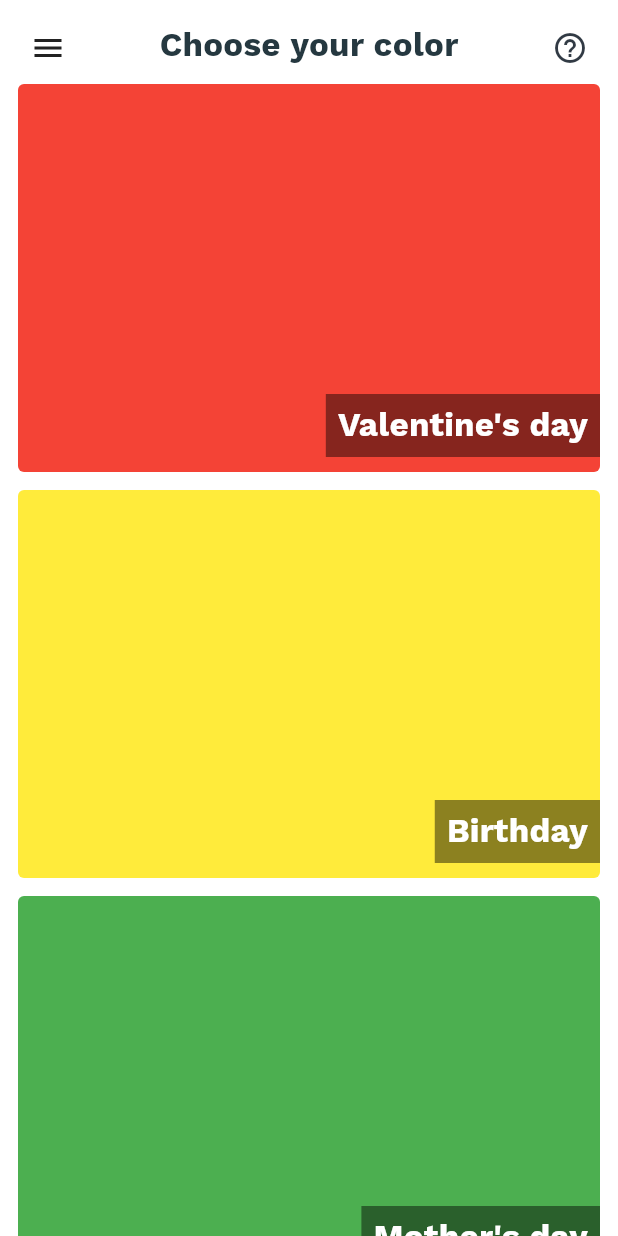
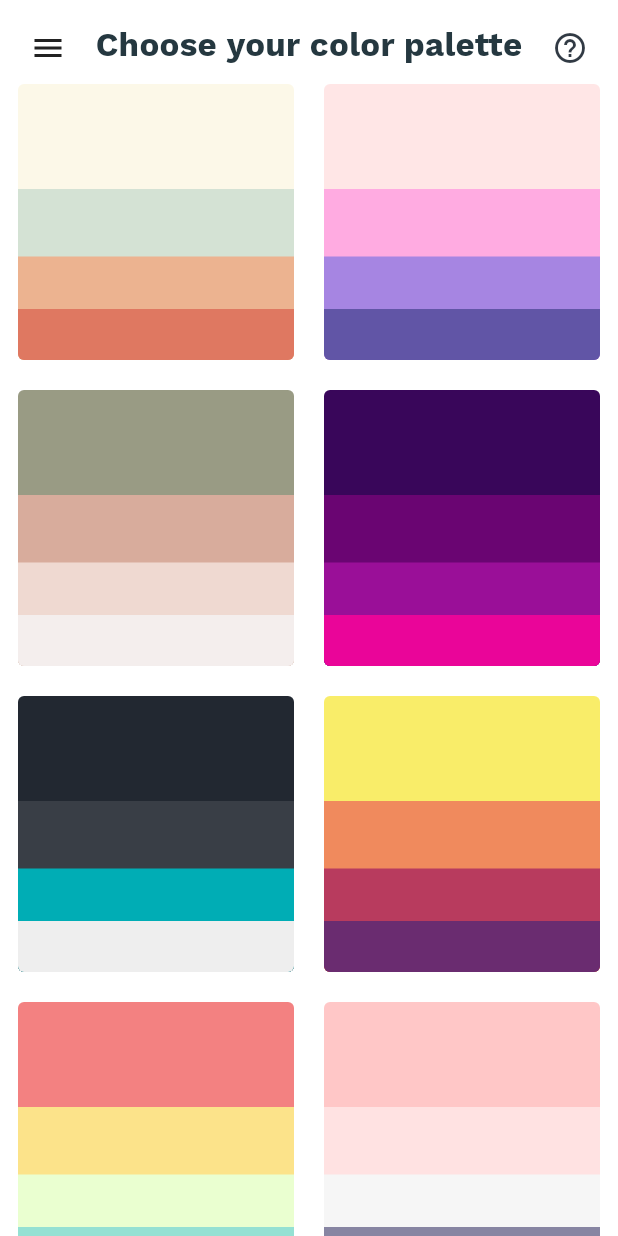
Before and after one commit to sadilak85/unWrapp, a Flutter app: the NavigationColorsScreen screen opened by its route, on a phone screen of 412 x 824 dp. Run offline on Flutter 3.47's test engine with Material 2 defaults, Android fonts, the phone set to English and light mode, and no system bars; our stand-ins replace firebase_auth, firebase_core, form_field_validator, google_fonts, modal_progress_hud, shared_preferences; accounts and stored records are empty.

Commit message:
fonts and color palette selection screens

```diff
--- a/lib/custom_drawer/home_drawer.dart
+++ b/lib/custom_drawer/home_drawer.dart
@@ -34,18 +34,18 @@ class _HomeDrawerState extends State<HomeDrawer> {
       ),
       DrawerList(
         index: DrawerIndex.Help,
-        labelName: 'Help',
+        labelName: 'Need Help?',
         isAssetsImage: true,
         imageName: 'assets/images/supportIcon.png',
       ),
       DrawerList(
         index: DrawerIndex.Share,
-        labelName: 'Share the app',
+        labelName: 'Share this App.',
         icon: Icon(Icons.share),
       ),
       DrawerList(
-        index: DrawerIndex.About,
-        labelName: 'About Us',
+        index: DrawerIndex.Contact,
+        labelName: 'Contact Us.',
         icon: Icon(Icons.info),
       ),
     ];
@@ -201,7 +201,7 @@ enum DrawerIndex {
   HOME,
   Help,
   Share,
-  About,
+  Contact,
 }
 
 class DrawerList {
--- /dev/null
+++ b/lib/models/colorpalette.dart
@@ -0,0 +1,332 @@
+import 'package:flutter/material.dart';
+
+class UserColorPalette {
+  List<Color> appbackgroundcolorpalette;
+
+  UserColorPalette({
+    this.appbackgroundcolorpalette,
+  });
+
+  static List<UserColorPalette> colorPaletteList = [
+    UserColorPalette(
+      appbackgroundcolorpalette: [
+        Color.fromRGBO(252, 248, 232, 1),
+        Color.fromRGBO(212, 226, 212, 1),
+        Color.fromRGBO(236, 179, 144, 1),
+        Color.fromRGBO(223, 120, 97, 1),
+      ],
+    ),
+    UserColorPalette(
+      appbackgroundcolorpalette: [
+        Color.fromRGBO(255, 230, 230, 1),
+        Color.fromRGBO(255, 171, 225, 1),
+        Color.fromRGBO(166, 133, 226, 1),
+        Color.fromRGBO(97, 85, 166, 1),
+      ],
+    ),
+    UserColorPalette(
+      appbackgroundcolorpalette: [
+        Color.fromRGBO(153, 155, 132, 1),
+        Color.fromRGBO(216, 172, 156, 1),
+        Color.fromRGBO(239, 217, 209, 1),
+        Color.fromRGBO(244, 238, 237, 1),
+      ],
+    ),
+    UserColorPalette(
+      appbackgroundcolorpalette: [
+        Color.fromRGBO(57, 6, 90, 1),
+        Color.fromRGBO(106, 5, 114, 1),
+        Color.fromRGBO(154, 15, 152, 1),
+        Color.fromRGBO(234, 5, 153, 1),
+      ],
+    ),
+    UserColorPalette(
+      appbackgroundcolorpalette: [
+        Color.fromRGBO(34, 40, 49, 1),
+        Color.fromRGBO(57, 62, 70, 1),
+        Color.fromRGBO(0, 173, 181, 1),
+        Color.fromRGBO(238, 238, 238, 1),
+      ],
+    ),
+    UserColorPalette(
+      appbackgroundcolorpalette: [
+        Color.fromRGBO(249, 237, 105, 1),
+        Color.fromRGBO(240, 138, 93, 1),
+        Color.fromRGBO(184, 59, 94, 1),
+        Color.fromRGBO(106, 44, 112, 1),
+      ],
+    ),
+    UserColorPalette(
+      appbackgroundcolorpalette: [
+        Color.fromRGBO(243, 129, 129, 1),
+        Color.fromRGBO(252, 227, 138, 1),
+        Color.fromRGBO(234, 255, 208, 1),
+        Color.fromRGBO(149, 225, 211, 1),
+      ],
+    ),
+    UserColorPalette(
+      appbackgroundcolorpalette: [
+        Color.fromRGBO(255, 199, 199, 1),
+        Color.fromRGBO(255, 226, 226, 1),
+        Color.fromRGBO(246, 246, 246, 1),
+        Color.fromRGBO(135, 133, 162, 1),
+      ],
+    ),
+    UserColorPalette(
+      appbackgroundcolorpalette: [
+        Color.fromRGBO(239, 79, 79, 1),
+        Color.fromRGBO(238, 149, 149, 1),
+        Color.fromRGBO(255, 205, 163, 1),
+        Color.fromRGBO(116, 199, 184, 1),
+      ],
+    ),
+    UserColorPalette(
+      appbackgroundcolorpalette: [
+        Color.fromRGBO(255, 87, 127, 1),
+        Color.fromRGBO(255, 136, 75, 1),
+        Color.fromRGBO(255, 199, 100, 1),
+        Color.fromRGBO(205, 255, 252, 1),
+      ],
+    ),
+    UserColorPalette(
+      appbackgroundcolorpalette: [
+        Color.fromRGBO(205, 93, 125, 1),
+        Color.fromRGBO(246, 236, 240, 1),
+        Color.fromRGBO(167, 197, 235, 1),
+        Color.fromRGBO(148, 156, 223, 1),
+      ],
+    ),
+    UserColorPalette(
+      appbackgroundcolorpalette: [
+        Color.fromRGBO(17, 29, 94, 1),
+        Color.fromRGBO(199, 0, 57, 1),
+        Color.fromRGBO(243, 113, 33, 1),
+        Color.fromRGBO(192, 226, 24, 1),
+      ],
+    ),
+    UserColorPalette(
+      appbackgroundcolorpalette: [
+        Color.fromRGBO(245, 244, 244, 1),
+        Color.fromRGBO(202, 228, 219, 1),
+        Color.fromRGBO(205, 172, 129, 1),
+        Color.fromRGBO(0, 48, 63, 1),
+      ],
+    ),
+    UserColorPalette(
+      appbackgroundcolorpalette: [
+        Color.fromRGBO(246, 246, 246, 1),
+        Color.fromRGBO(199, 255, 216, 1),
+        Color.fromRGBO(152, 222, 217, 1),
+        Color.fromRGBO(22, 29, 111, 1),
+      ],
+    ),
+    UserColorPalette(
+      appbackgroundcolorpalette: [
+        Color.fromRGBO(130, 38, 89, 1),
+        Color.fromRGBO(179, 65, 128, 1),
+        Color.fromRGBO(227, 107, 174, 1),
+        Color.fromRGBO(248, 161, 209, 1),
+      ],
+    ),
+    UserColorPalette(
+      appbackgroundcolorpalette: [
+        Color.fromRGBO(65, 60, 105, 1),
+        Color.fromRGBO(74, 71, 163, 1),
+        Color.fromRGBO(112, 159, 176, 1),
+        Color.fromRGBO(167, 197, 235, 1),
+      ],
+    ),
+    UserColorPalette(
+      appbackgroundcolorpalette: [
+        Color.fromRGBO(228, 0, 23, 1),
+        Color.fromRGBO(244, 201, 131, 1),
+        Color.fromRGBO(91, 109, 91, 1),
+        Color.fromRGBO(72, 64, 24, 1),
+      ],
+    ),
+    UserColorPalette(
+      appbackgroundcolorpalette: [
+        Color.fromRGBO(241, 241, 241, 1),
+        Color.fromRGBO(253, 184, 39, 1),
+        Color.fromRGBO(33, 32, 156, 1),
+        Color.fromRGBO(35, 18, 11, 1),
+      ],
+    ),
+    UserColorPalette(
+      appbackgroundcolorpalette: [
+        Color.fromRGBO(168, 223, 101, 1),
+        Color.fromRGBO(237, 244, 146, 1),
+        Color.fromRGBO(239, 185, 96, 1),
+        Color.fromRGBO(238, 145, 188, 1),
+      ],
+    ),
+    UserColorPalette(
+      appbackgroundcolorpalette: [
+        Color.fromRGBO(118, 80, 142, 1),
+        Color.fromRGBO(72, 45, 87, 1),
+        Color.fromRGBO(3, 193, 235, 1),
+        Color.fromRGBO(134, 243, 184, 1),
+      ],
+    ),
+    UserColorPalette(
+      appbackgroundcolorpalette: [
+        Color.fromRGBO(187, 59, 14, 1),
+        Color.fromRGBO(221, 118, 49, 1),
+        Color.fromRGBO(112, 129, 96, 1),
+        Color.fromRGBO(216, 197, 147, 1),
+      ],
+    ),
+    UserColorPalette(
+      appbackgroundcolorpalette: [
+        Color.fromRGBO(43, 46, 74, 1),
+        Color.fromRGBO(232, 69, 69, 1),
+        Color.fromRGBO(144, 55, 73, 1),
+        Color.fromRGBO(83, 53, 74, 1),
+      ],
+    ),
+    UserColorPalette(
+      appbackgroundcolorpalette: [
+        Color.fromRGBO(215, 174, 243, 1),
+        Color.fromRGBO(148, 246, 242, 1),
+        Color.fromRGBO(247, 246, 128, 1),
+        Color.fromRGBO(251, 208, 245, 1),
+      ],
+    ),
+    UserColorPalette(
+      appbackgroundcolorpalette: [
+        Color.fromRGBO(236, 254, 255, 1),
+        Color.fromRGBO(0, 183, 194, 1),
+        Color.fromRGBO(18, 132, 148, 1),
+        Color.fromRGBO(78, 240, 55, 1),
+      ],
+    ),
+    UserColorPalette(
+      appbackgroundcolorpalette: [
+        Color.fromRGBO(153, 155, 132, 1),
+        Color.fromRGBO(216, 172, 156, 1),
+        Color.fromRGBO(239, 217, 209, 1),
+        Color.fromRGBO(244, 238, 237, 1),
+      ],
+    ),
+    UserColorPalette(
+      appbackgroundcolorpalette: [
+        Color.fromRGBO(118, 211, 255, 1),
+        Color.fromRGBO(215, 139, 255, 1),
+        Color.fromRGBO(255, 250, 157, 1),
+        Color.fromRGBO(255, 189, 116, 1),
+      ],
+    ),
+    UserColorPalette(
+      appbackgroundcolorpalette: [
+        Color.fromRGBO(0, 184, 169, 1),
+        Color.fromRGBO(248, 243, 212, 1),
+        Color.fromRGBO(246, 65, 108, 1),
+        Color.fromRGBO(255, 222, 125, 1),
+      ],
+    ),
+    UserColorPalette(
+      appbackgroundcolorpalette: [
+        Color.fromRGBO(222, 252, 249, 1),
+        Color.fromRGBO(202, 222, 252, 1),
+        Color.fromRGBO(195, 190, 240, 1),
+        Color.fromRGBO(204, 168, 233, 1),
+      ],
+    ),
+    UserColorPalette(
+      appbackgroundcolorpalette: [
+        Color.fromRGBO(226, 62, 87, 1),
+        Color.fromRGBO(136, 48, 78, 1),
+        Color.fromRGBO(82, 37, 70, 1),
+        Color.fromRGBO(49, 29, 63, 1),
+      ],
+    ),
+    UserColorPalette(
+      appbackgroundcolorpalette: [
+        Color.fromRGBO(186, 215, 223, 1),
+        Color.fromRGBO(255, 226, 226, 1),
+        Color.fromRGBO(246, 246, 246, 1),
+        Color.fromRGBO(153, 221, 204, 1),
+      ],
+    ),
+    UserColorPalette(
+      appbackgroundcolorpalette: [
+        Color.fromRGBO(111, 231, 221, 1),
+        Color.fromRGBO(52, 144, 222, 1),
+        Color.fromRGBO(102, 57, 166, 1),
+        Color.fromRGBO(82, 18, 98, 1),
+      ],
+    ),
+    UserColorPalette(
+      appbackgroundcolorpalette: [
+        Color.fromRGBO(7, 104, 159, 1),
+        Color.fromRGBO(162, 213, 242, 1),
+        Color.fromRGBO(250, 250, 250, 1),
+        Color.fromRGBO(255, 126, 103, 1),
+      ],
+    ),
+    UserColorPalette(
+      appbackgroundcolorpalette: [
+        Color.fromRGBO(248, 95, 115, 1),
+        Color.fromRGBO(251, 232, 211, 1),
+        Color.fromRGBO(146, 138, 151, 1),
+        Color.fromRGBO(40, 60, 99, 1),
+      ],
+    ),
+    UserColorPalette(
+      appbackgroundcolorpalette: [
+        Color.fromRGBO(220, 237, 194, 1),
+        Color.fromRGBO(255, 211, 181, 1),
+        Color.fromRGBO(255, 170, 166, 1),
+        Color.fromRGBO(255, 140, 148, 1),
+      ],
+    ),
+    UserColorPalette(
+      appbackgroundcolorpalette: [
+        Color.fromRGBO(245, 238, 230, 1),
+        Color.fromRGBO(243, 215, 202, 1),
+        Color.fromRGBO(230, 164, 180, 1),
+        Color.fromRGBO(200, 107, 133, 1),
+      ],
+    ),
+    UserColorPalette(
+      appbackgroundcolorpalette: [
+        Color.fromRGBO(244, 238, 255, 1),
+        Color.fromRGBO(220, 214, 247, 1),
+        Color.fromRGBO(166, 177, 225, 1),
+        Color.fromRGBO(66, 72, 116, 1),
+      ],
+    ),
+    UserColorPalette(
+      appbackgroundcolorpalette: [
+        Color.fromRGBO(223, 244, 243, 1),
+        Color.fromRGBO(221, 231, 242, 1),
+        Color.fromRGBO(185, 187, 223, 1),
+        Color.fromRGBO(135, 142, 205, 1),
+      ],
+    ),
+    UserColorPalette(
+      appbackgroundcolorpalette: [
+        Color.fromRGBO(0, 224, 255, 1),
+        Color.fromRGBO(116, 249, 255, 1),
+        Color.fromRGBO(166, 255, 242, 1),
+        Color.fromRGBO(232, 255, 232, 1),
+      ],
+    ),
+    UserColorPalette(
+      appbackgroundcolorpalette: [
+        Color.fromRGBO(126, 255, 219, 1),
+        Color.fromRGBO(182, 147, 254, 1),
+        Color.fromRGBO(140, 130, 252, 1),
+        Color.fromRGBO(255, 157, 226, 1),
+      ],
+    ),
+    UserColorPalette(
+      appbackgroundcolorpalette: [
+        Color.fromRGBO(235, 255, 250, 1),
+        Color.fromRGBO(198, 252, 229, 1),
+        Color.fromRGBO(110, 243, 214, 1),
+        Color.fromRGBO(13, 206, 218, 1),
+      ],
+    ),
+  ];
+}
--- a/lib/models/templatelist.dart
+++ b/lib/models/templatelist.dart
@@ -1,4 +1,3 @@
-import 'package:flutter/widgets.dart';
 import 'package:flutter/material.dart';
 
 class AppUserChoiceList {
@@ -6,18 +5,14 @@ class AppUserChoiceList {
   final String tempbuttonimage;
   String title;
   String appbackgroundpic;
-  Color appbackgroundcolor;
   String appbackgroundcolorname;
-  String appfont;
 
   AppUserChoiceList({
     @required this.id,
     @required this.tempbuttonimage,
     this.title,
     this.appbackgroundpic,
-    this.appbackgroundcolor,
     this.appbackgroundcolorname,
-    this.appfont,
   });
 
   static List<AppUserChoiceList> templateList = [
@@ -28,7 +23,6 @@ class AppUserChoiceList {
           'https://images.pexels.com/photos/704748/pexels-photo-704748.jpeg?auto=compress&cs=tinysrgb&dpr=2&h=650&w=940',
       tempbuttonimage:
           'https://images.pexels.com/photos/4065880/pexels-photo-4065880.jpeg?auto=compress&cs=tinysrgb&dpr=3&h=750&w=1260',
-      appbackgroundcolor: Colors.red,
       appbackgroundcolorname: 'red',
     ),
     AppUserChoiceList(
@@ -38,7 +32,6 @@ class AppUserChoiceList {
           'https://www.iihs.org/media/3750e123-dbe4-4e00-8df2-8c4c054c7b60/5shZNw/Ratings/About%20our%20tests/BioRID.jpg',
       tempbuttonimage:
           'https://cdn.pixabay.com/photo/2014/06/30/11/40/birthday-cake-380178_1280.jpg',
-      appbackgroundcolor: Colors.yellow,
       appbackgroundcolorname: 'yellow',
     ),
     AppUserChoiceList(
@@ -48,7 +41,6 @@ class AppUserChoiceList {
           'https://images.pexels.com/photos/776635/pexels-photo-776635.jpeg?auto=compress&cs=tinysrgb&dpr=2&h=650&w=940',
       tempbuttonimage:
           'https://images.pexels.com/photos/867462/pexels-photo-867462.jpeg?auto=compress&cs=tinysrgb&dpr=2&h=650&w=940',
-      appbackgroundcolor: Colors.green,
       appbackgroundcolorname: 'green',
     ),
     AppUserChoiceList(
@@ -58,7 +50,6 @@ class AppUserChoiceList {
           'https://images.pexels.com/photos/4618653/pexels-photo-4618653.jpeg?auto=compress&cs=tinysrgb&dpr=2&h=650&w=940',
       tempbuttonimage:
           'https://images.pexels.com/photos/2312124/pexels-photo-2312124.jpeg?auto=compress&cs=tinysrgb&dpr=2&h=650&w=940',
-      appbackgroundcolor: Colors.blue,
       appbackgroundcolorname: 'blue',
     ),
     AppUserChoiceList(
@@ -68,7 +59,6 @@ class AppUserChoiceList {
           'https://www.iihs.org/media/3750e123-dbe4-4e00-8df2-8c4c054c7b60/5shZNw/Ratings/About%20our%20tests/BioRID.jpg',
       tempbuttonimage:
           'https://cdn.pixabay.com/photo/2017/01/09/02/02/pink-wine-1964457_1280.jpg',
-      appbackgroundcolor: Colors.pink,
       appbackgroundcolorname: 'pink',
     ),
     AppUserChoiceList(
@@ -78,7 +68,6 @@ class AppUserChoiceList {
           'https://www.iihs.org/media/3750e123-dbe4-4e00-8df2-8c4c054c7b60/5shZNw/Ratings/About%20our%20tests/BioRID.jpg',
       tempbuttonimage:
           'https://cdn.pixabay.com/photo/2017/03/12/13/41/beaded-2137080_1280.jpg',
-      appbackgroundcolor: Colors.white,
       appbackgroundcolorname: 'white',
     ),
   ];
@@ -89,7 +78,7 @@ class ScreenArguments {
     'title': '',
     'appbackgroundpic': '',
     'appbackgroundcolorname': '',
-    'appfont': '',
+    'userFontsList': '',
   };
 
   ScreenArguments(this.userchoices);
--- a/lib/screens/colors_selection_screen.dart
+++ b/lib/screens/colors_selection_screen.dart
@@ -1,12 +1,11 @@
 import 'package:flutter/material.dart';
 import 'package:unWrapp/helpers/app_theme.dart';
-import 'package:unWrapp/models/templatelist.dart';
-// import 'package:unWrapp/widgets/template_item.dart';
+import 'package:unWrapp/models/colorpalette.dart';
 import 'package:unWrapp/custom_drawer/drawer_user_controller.dart';
 import 'package:unWrapp/custom_drawer/home_drawer.dart';
 import 'package:unWrapp/screens/fonts_selection_screen.dart';
 import 'package:unWrapp/screens/drawer_share_screen.dart';
-import 'package:unWrapp/screens/drawer_about_screen.dart';
+import 'package:unWrapp/screens/drawer_contact_screen.dart';
 import 'package:unWrapp/screens/drawer_help_screen.dart';
 
 class NavigationColorsScreen extends StatefulWidget {
@@ -65,9 +64,9 @@ class _NavigationColorsScreenState extends State<NavigationColorsScreen> {
         setState(() {
           screenView = ShareScreen();
         });
-      } else if (drawerIndex == DrawerIndex.About) {
+      } else if (drawerIndex == DrawerIndex.Contact) {
         setState(() {
-          screenView = AboutScreen();
+          screenView = ContactScreen();
         });
       } else {
         //do in your way......
@@ -85,7 +84,7 @@ class ColorsOverviewScreen extends StatefulWidget {
 
 class _ColorsOverviewScreenState extends State<ColorsOverviewScreen>
     with TickerProviderStateMixin {
-  List<AppUserChoiceList> templateList = AppUserChoiceList.templateList;
+  List<UserColorPalette> colorPaletteList = UserColorPalette.colorPaletteList;
 
   AnimationController animationController;
   // bool multiple = true;
@@ -196,9 +195,9 @@ class _ColorsOverviewScreenState extends State<ColorsOverviewScreen>
                             physics: const BouncingScrollPhysics(),
                             scrollDirection: Axis.vertical,
                             children: List<Widget>.generate(
-                              templateList.length,
+                              colorPaletteList.length,
                               (int index) {
-                                final int count = templateList.length;
+                                final int count = colorPaletteList.length;
                                 final Animation<double> animation =
                                     Tween<double>(begin: 0.0, end: 1.0).animate(
                                   CurvedAnimation(
@@ -208,10 +207,10 @@ class _ColorsOverviewScreenState extends State<ColorsOverviewScreen>
                                   ),
                                 );
                                 animationController.forward();
-                                return TemplateListView(
+                                return ColorsListView(
                                   animation: animation,
                                   animationController: animationController,
-                                  listData: templateList[index],
+                                  colorlistData: colorPaletteList[index],
                                   callBack: () {
                                     Navigator.of(context).pushNamed(
                                       NavigationFontsScreen.routeName,
@@ -221,7 +220,7 @@ class _ColorsOverviewScreenState extends State<ColorsOverviewScreen>
                                     //   context,
                                     //   MaterialPageRoute<dynamic>(
                                     //     builder: (BuildContext context) =>
-                                    //         templateList[index].navigateScreen,
+                                    //         colorPaletteList[index].navigateScreen,
                                     //   ),
                                     // );
                                   },
@@ -230,10 +229,10 @@ class _ColorsOverviewScreenState extends State<ColorsOverviewScreen>
                             ),
                             gridDelegate:
                                 SliverGridDelegateWithFixedCrossAxisCount(
-                              crossAxisCount: 1,
-                              mainAxisSpacing: 12.0,
-                              crossAxisSpacing: 12.0,
-                              childAspectRatio: 1.5,
+                              crossAxisCount: 2,
+                              mainAxisSpacing: 20.0,
+                              crossAxisSpacing: 20.0,
+                              childAspectRatio: 1.0,
                             ),
                           );
                         }
@@ -267,7 +266,7 @@ class _ColorsOverviewScreenState extends State<ColorsOverviewScreen>
               child: Padding(
                 padding: const EdgeInsets.only(top: 4),
                 child: Text(
-                  'Choose your color',
+                  'Choose your color palette',
                   style: TextStyle(
                     fontSize: 22,
                     color: AppTheme.darkText,
@@ -303,16 +302,16 @@ class _ColorsOverviewScreenState extends State<ColorsOverviewScreen>
   }
 }
 
-class TemplateListView extends StatelessWidget {
-  const TemplateListView(
+class ColorsListView extends StatelessWidget {
+  const ColorsListView(
       {Key key,
-      this.listData,
+      this.colorlistData,
       this.callBack,
       this.animationController,
       this.animation})
       : super(key: key);
 
-  final AppUserChoiceList listData;
+  final UserColorPalette colorlistData;
   final VoidCallback callBack;
   final AnimationController animationController;
   final Animation<dynamic> animation;
@@ -337,26 +336,27 @@ class TemplateListView extends StatelessWidget {
                     Stack(
                       children: <Widget>[
                         Container(
-                          color: listData.appbackgroundcolor,
+                          // colorlistData.appbackgroundcolorpalette.asMap().forEach((index, value) => f);
+
+                          color: colorlistData.appbackgroundcolorpalette[0],
+                          child: null,
                         ),
-                        Align(
-                          alignment: Alignment.bottomRight,
-                          child: Padding(
-                            padding: const EdgeInsets.only(bottom: 10),
-                            child: Container(
-                              color: Colors.black45,
-                              child: Padding(
-                                padding: const EdgeInsets.all(8.0),
-                                child: Text(
-                                  listData.title,
-                                  style: TextStyle(
-                                    fontSize: 22,
-                                    color: Colors.white,
-                                    fontWeight: FontWeight.w700,
-                                  ),
-                                ),
-                              ),
-                            ),
+                        Padding(
+                          padding: const EdgeInsets.only(top: 70.0),
+                          child: Container(
+                            color: colorlistData.appbackgroundcolorpalette[1],
+                          ),
+                        ),
+                        Padding(
+                          padding: const EdgeInsets.only(top: 115.0),
+                          child: Container(
+                            color: colorlistData.appbackgroundcolorpalette[2],
+                          ),
+                        ),
+                        Padding(
+                          padding: const EdgeInsets.only(top: 150.0),
+                          child: Container(
+                            color: colorlistData.appbackgroundcolorpalette[3],
                           ),
                         ),
                       ],
--- a/lib/screens/drawer_about_screen.dart
+++ b/lib/screens/drawer_contact_screen.dart
@@ -1,12 +1,12 @@
 import 'package:flutter/material.dart';
 import 'package:unWrapp/helpers/app_theme.dart';
 
-class AboutScreen extends StatefulWidget {
+class ContactScreen extends StatefulWidget {
   @override
-  _AboutScreenState createState() => _AboutScreenState();
+  _ContactScreenState createState() => _ContactScreenState();
 }
 
-class _AboutScreenState extends State<AboutScreen> {
+class _ContactScreenState extends State<ContactScreen> {
   @override
   void initState() {
     super.initState();
@@ -32,7 +32,7 @@ class _AboutScreenState extends State<AboutScreen> {
               Container(
                 padding: const EdgeInsets.only(top: 8),
                 child: Text(
-                  'About this App',
+                  'Contact with us',
                   style: TextStyle(
                     fontSize: 20,
                     fontWeight: FontWeight.bold,
--- a/lib/screens/home_screen.dart
+++ b/lib/screens/home_screen.dart
@@ -151,8 +151,8 @@ class _MyHomePageState extends State<MyHomePage> with TickerProviderStateMixin {
                             gridDelegate:
                                 SliverGridDelegateWithFixedCrossAxisCount(
                               crossAxisCount: 1,
-                              mainAxisSpacing: 12.0,
-                              crossAxisSpacing: 12.0,
+                              mainAxisSpacing: 15.0,
+                              crossAxisSpacing: 15.0,
                               childAspectRatio: 1.5,
                             ),
                           );
--- a/lib/screens/navigation_home_screen.dart
+++ b/lib/screens/navigation_home_screen.dart
@@ -5,7 +5,7 @@ import 'package:unWrapp/custom_drawer/home_drawer.dart';
 import 'package:unWrapp/screens/home_screen.dart';
 import 'package:unWrapp/screens/drawer_help_screen.dart';
 import 'package:unWrapp/screens/drawer_share_screen.dart';
-import 'package:unWrapp/screens/drawer_about_screen.dart';
+import 'package:unWrapp/screens/drawer_contact_screen.dart';
 
 class NavigationHomeScreen extends StatefulWidget {
   static const routeName = '/navigationhome-screen';
@@ -63,9 +63,9 @@ class _NavigationHomeScreenState extends State<NavigationHomeScreen> {
         setState(() {
           screenView = ShareScreen();
         });
-      } else if (drawerIndex == DrawerIndex.About) {
+      } else if (drawerIndex == DrawerIndex.Contact) {
         setState(() {
-          screenView = AboutScreen();
+          screenView = ContactScreen();
         });
       } else {
         //do in your way......
--- a/lib/screens/templates_selection_screen.dart
+++ b/lib/screens/templates_selection_screen.dart
@@ -6,7 +6,7 @@ import 'package:unWrapp/custom_drawer/drawer_user_controller.dart';
 import 'package:unWrapp/custom_drawer/home_drawer.dart';
 import 'package:unWrapp/screens/colors_selection_screen.dart';
 import 'package:unWrapp/screens/drawer_share_screen.dart';
-import 'package:unWrapp/screens/drawer_about_screen.dart';
+import 'package:unWrapp/screens/drawer_contact_screen.dart';
 import 'package:unWrapp/screens/drawer_help_screen.dart';
 
 class NavigationTemplatesScreen extends StatefulWidget {
@@ -66,9 +66,9 @@ class _NavigationTemplatesScreenState extends State<NavigationTemplatesScreen> {
         setState(() {
           screenView = ShareScreen();
         });
-      } else if (drawerIndex == DrawerIndex.About) {
+      } else if (drawerIndex == DrawerIndex.Contact) {
         setState(() {
-          screenView = AboutScreen();
+          screenView = ContactScreen();
         });
       } else {
         //do in your way......
@@ -233,8 +233,8 @@ class _TemplatesOverviewScreenState extends State<TemplatesOverviewScreen>
                             gridDelegate:
                                 SliverGridDelegateWithFixedCrossAxisCount(
                               crossAxisCount: 1,
-                              mainAxisSpacing: 12.0,
-                              crossAxisSpacing: 12.0,
+                              mainAxisSpacing: 15.0,
+                              crossAxisSpacing: 15.0,
                               childAspectRatio: 1.5,
                             ),
                           );
@@ -415,7 +415,7 @@ class TemplateListView extends StatelessWidget {
 //                           catData.title,
 //                           catData.appbackgroundpic,
 //                           catData.tempbuttonimage,
-//                           catData.appbackgroundcolor,
+//                           catData.appbackgroundcolorpalette,
 //                           catData.appbackgroundcolorname,
 //                         ),
 //                       )
--- a/pubspec.yaml
+++ b/pubspec.yaml
@@ -29,7 +29,7 @@ dependencies:
   shared_preferences: ^0.5.12+4
   flutter_login: ^1.0.14
   form_field_validator: ^1.0.1
-
+  google_fonts: ^1.1.2
   firebase_core: ^0.7.0
   firebase_auth: ^0.20.1
   cloud_firestore: ^0.16.0+1
@@ -91,6 +91,7 @@ flutter:
         - asset: assets/fonts/Roboto-Regular.ttf
         - asset: assets/fonts/Roboto-Medium.ttf
           weight: 400
+
   #
   # For details regarding fonts from package dependencies,
   # see https://flutter.dev/custom-fonts/#from-packages
```
Also changed, not shown: lib/models/fontslist.dart (added, +60 -0 lines), lib/models/template.dart (+8 -8 lines), lib/screens/fonts_selection_screen.dart (+64 -47 lines), pubspec.lock, 1 other file.
